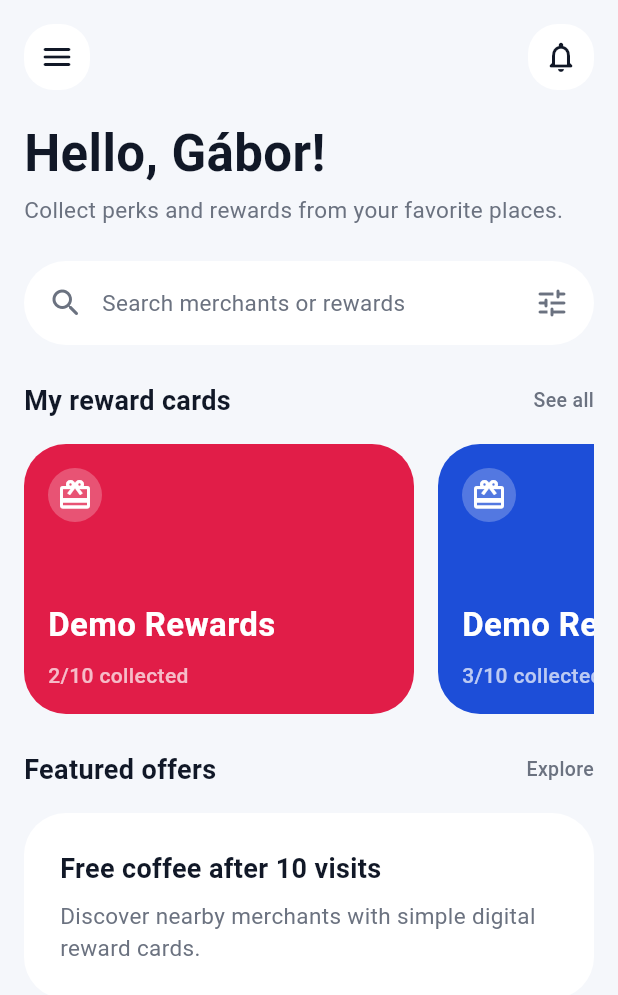
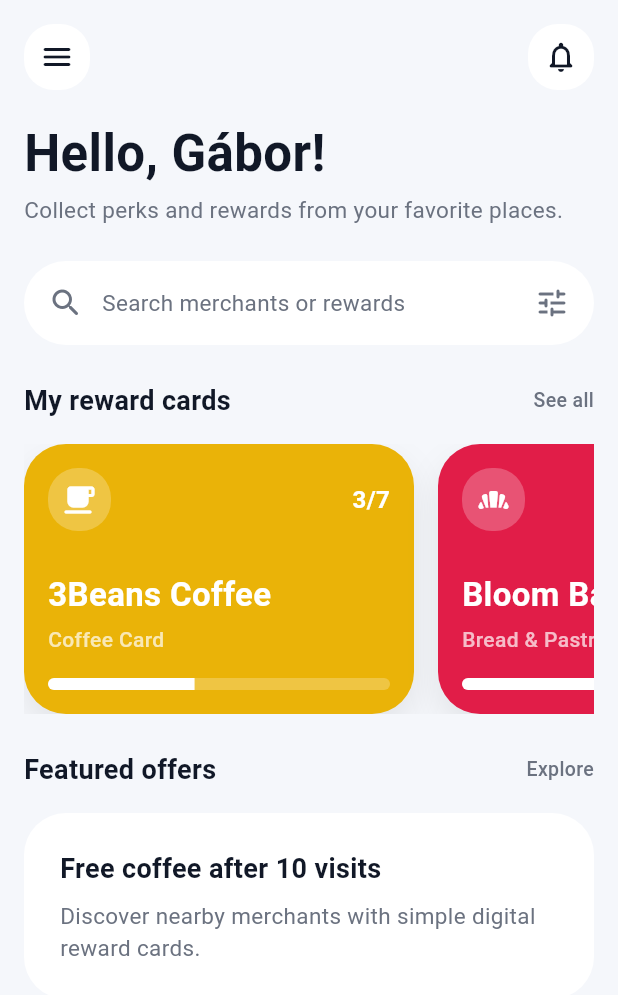
Before and after one commit to ogabor82/perkpocket-mobile, a Flutter app: the screen it shows after launch, on a phone screen of 412 x 824 dp. Shown: the top 995 px of the screen. Run offline on Flutter 3.47's test engine with Material 3 defaults, Android fonts, the phone set to English and light mode, and no system bars.

Commit message:
add reusable reward card widget with mock data

```diff
--- /dev/null
+++ b/lib/data/mock_cards.dart
@@ -0,0 +1,33 @@
+import 'package:flutter/material.dart';
+import '../models/reward_card_model.dart';
+import '../theme/app_colors.dart';
+
+const mockCards = [
+  RewardCardModel(
+    id: '1',
+    merchantName: '3Beans Coffee',
+    programName: 'Coffee Card',
+    currentPoints: 3,
+    targetPoints: 7,
+    backgroundColor: AppColors.cardGold,
+    icon: Icons.local_cafe_rounded,
+  ),
+  RewardCardModel(
+    id: '2',
+    merchantName: 'Bloom Bakery',
+    programName: 'Bread & Pastry Club',
+    currentPoints: 5,
+    targetPoints: 8,
+    backgroundColor: AppColors.cardRed,
+    icon: Icons.bakery_dining_rounded,
+  ),
+  RewardCardModel(
+    id: '3',
+    merchantName: 'FitZone Gym',
+    programName: 'Workout Rewards',
+    currentPoints: 2,
+    targetPoints: 5,
+    backgroundColor: AppColors.cardBlue,
+    icon: Icons.fitness_center_rounded,
+  ),
+];
--- /dev/null
+++ b/lib/models/reward_card_model.dart
@@ -0,0 +1,21 @@
+import 'package:flutter/material.dart';
+
+class RewardCardModel {
+  final String id;
+  final String merchantName;
+  final String programName;
+  final int currentPoints;
+  final int targetPoints;
+  final Color backgroundColor;
+  final IconData icon;
+
+  const RewardCardModel({
+    required this.id,
+    required this.merchantName,
+    required this.programName,
+    required this.currentPoints,
+    required this.targetPoints,
+    required this.backgroundColor,
+    required this.icon,
+  });
+}
--- a/lib/screens/home_screen.dart
+++ b/lib/screens/home_screen.dart
@@ -1,8 +1,10 @@
 import 'package:flutter/material.dart';
+import '../data/mock_cards.dart';
 import '../theme/app_colors.dart';
 import '../theme/app_radius.dart';
 import '../theme/app_spacing.dart';
 import '../theme/app_text_styles.dart';
+import '../widgets/reward_card.dart';
 
 class HomeScreen extends StatelessWidget {
   const HomeScreen({super.key});
@@ -159,49 +161,10 @@ class _CardListPlaceholder extends StatelessWidget {
       height: 180,
       child: ListView.separated(
         scrollDirection: Axis.horizontal,
-        itemCount: 3,
+        itemCount: mockCards.length,
         separatorBuilder: (_, __) => const SizedBox(width: AppSpacing.lg),
         itemBuilder: (context, index) {
-          return Container(
-            width: 260,
-            decoration: BoxDecoration(
-              color: index == 0
-                  ? AppColors.cardRed
-                  : index == 1
-                      ? AppColors.cardBlue
-                      : AppColors.cardGold,
-              borderRadius: BorderRadius.circular(AppRadius.xl),
-            ),
-            padding: const EdgeInsets.all(AppSpacing.lg),
-            child: Column(
-              crossAxisAlignment: CrossAxisAlignment.start,
-              children: [
-                const CircleAvatar(
-                  radius: 18,
-                  backgroundColor: Colors.white24,
-                  child: Icon(Icons.card_giftcard, color: Colors.white),
-                ),
-                const Spacer(),
-                const Text(
-                  'Demo Rewards',
-                  style: TextStyle(
-                    color: Colors.white,
-                    fontSize: 22,
-                    fontWeight: FontWeight.w700,
-                  ),
-                ),
-                const SizedBox(height: AppSpacing.sm),
-                Text(
-                  '${index + 2}/10 collected',
-                  style: const TextStyle(
-                    color: Colors.white70,
-                    fontSize: 14,
-                    fontWeight: FontWeight.w500,
-                  ),
-                ),
-              ],
-            ),
-          );
+          return RewardCard(card: mockCards[index]);
         },
       ),
     );
--- /dev/null
+++ b/lib/widgets/reward_card.dart
@@ -0,0 +1,96 @@
+import 'package:flutter/material.dart';
+import '../models/reward_card_model.dart';
+import '../theme/app_radius.dart';
+import '../theme/app_spacing.dart';
+
+class RewardCard extends StatelessWidget {
+  final RewardCardModel card;
+
+  const RewardCard({
+    super.key,
+    required this.card,
+  });
+
+  @override
+  Widget build(BuildContext context) {
+    final progressText = '${card.currentPoints}/${card.targetPoints}';
+    final progressRatio = card.currentPoints / card.targetPoints;
+
+    return Container(
+      width: 260,
+      padding: const EdgeInsets.all(AppSpacing.lg),
+      decoration: BoxDecoration(
+        color: card.backgroundColor,
+        borderRadius: BorderRadius.circular(AppRadius.xl),
+        boxShadow: [
+          BoxShadow(
+            color: Colors.black.withValues(alpha: 0.08),
+            blurRadius: 18,
+            offset: const Offset(0, 10),
+          ),
+        ],
+      ),
+      child: Column(
+        crossAxisAlignment: CrossAxisAlignment.start,
+        children: [
+          Row(
+            children: [
+              Container(
+                width: 42,
+                height: 42,
+                decoration: BoxDecoration(
+                  color: Colors.white24,
+                  borderRadius: BorderRadius.circular(AppRadius.lg),
+                ),
+                child: Icon(
+                  card.icon,
+                  color: Colors.white,
+                ),
+              ),
+              const Spacer(),
+              Text(
+                progressText,
+                style: const TextStyle(
+                  color: Colors.white,
+                  fontSize: 16,
+                  fontWeight: FontWeight.w700,
+                ),
+              ),
+            ],
+          ),
+          const Spacer(),
+          Text(
+            card.merchantName,
+            style: const TextStyle(
+              color: Colors.white,
+              fontSize: 22,
+              fontWeight: FontWeight.w700,
+              height: 1.1,
+            ),
+            maxLines: 2,
+            overflow: TextOverflow.ellipsis,
+          ),
+          const SizedBox(height: AppSpacing.sm),
+          Text(
+            card.programName,
+            style: const TextStyle(
+              color: Colors.white70,
+              fontSize: 14,
+              fontWeight: FontWeight.w500,
+            ),
+          ),
+          const SizedBox(height: AppSpacing.lg),
+          ClipRRect(
+            borderRadius: BorderRadius.circular(AppRadius.pill),
+            child: LinearProgressIndicator(
+              value: progressRatio,
+              minHeight: 8,
+              backgroundColor: Colors.white24,
+              valueColor: const AlwaysStoppedAnimation<Color>(Colors.white),
+            ),
+          ),
+        ],
+      ),
+    );
+  }
+}
```
